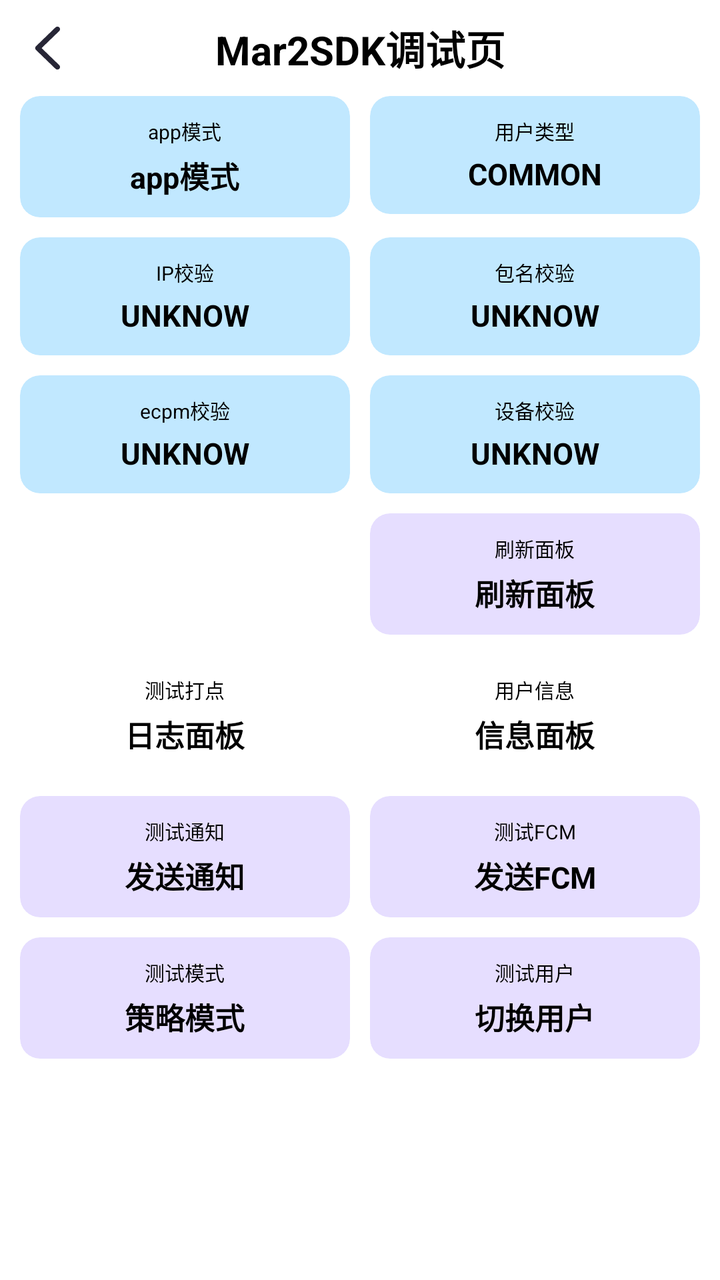
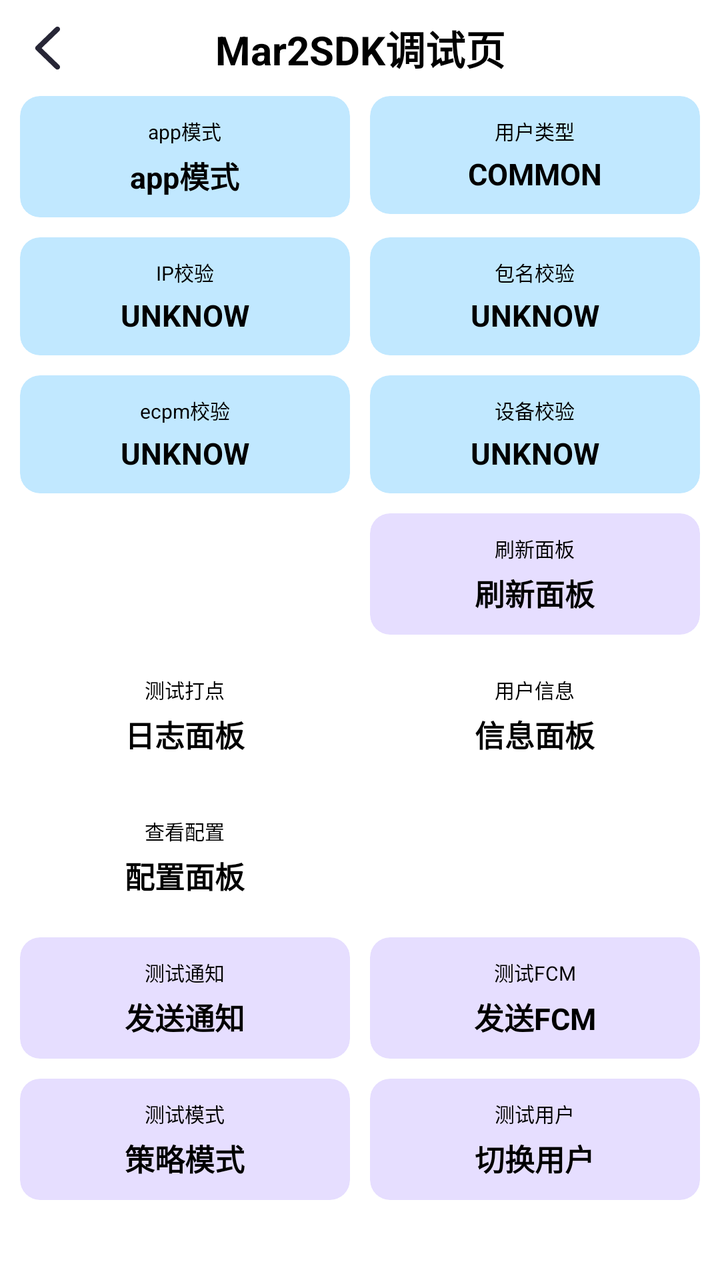

Before-and-after screenshots of an Android layout around one commit, followed by the original layout XML and the change that was made.
<!-- AndroidManifest.xml: another module's application theme Theme.Mar2SDK -->
<!-- res/layout/activity_debug.xml -->
<?xml version="1.0" encoding="utf-8"?>
<LinearLayout
    xmlns:android="http://schemas.android.com/apk/res/android"
    xmlns:app="http://schemas.android.com/apk/res-auto"
    xmlns:tools="http://schemas.android.com/tools"
    android:id="@+id/main"
    android:orientation="vertical"
    android:background="@android:color/background_light"
    android:layout_width="match_parent"
    android:layout_height="match_parent"
    tools:context=".DebugActivity">

    <FrameLayout
        android:layout_width="match_parent"
        android:layout_height="48dp">
        <TextView
            android:text="Mar2SDK调试页"
            android:textSize="20sp"
            android:textStyle="bold"
            android:textColor="@android:color/black"
            android:gravity="center"
            android:layout_width="match_parent"
            android:layout_height="48dp"/>
        <ImageView
            android:id="@+id/back"
            android:src="@drawable/back"
            android:padding="10dp"
            android:layout_width="48dp"
            android:layout_height="48dp"/>
    </FrameLayout>

    <LinearLayout
        android:orientation="horizontal"
        android:paddingHorizontal="10dp"
        android:layout_width="match_parent"
        android:layout_height="wrap_content">
        <androidx.cardview.widget.CardView
            app:cardCornerRadius="10dp"
            app:cardElevation="0dp"
            app:cardBackgroundColor="@android:color/system_accent1_100"
            android:layout_weight="1"
            android:layout_width="match_parent"
            android:layout_height="wrap_content">
            <LinearLayout
                android:padding="10dp"
                android:orientation="vertical"
                android:layout_width="match_parent"
                android:layout_height="match_parent">
                <TextView
                    android:text="app模式"
                    android:textColor="@android:color/black"
                    android:textSize="10sp"
                    android:gravity="center"
                    android:layout_width="match_parent"
                    android:layout_height="wrap_content"/>
                <TextView
                    android:id="@+id/app_mod"
                    android:layout_marginTop="4dp"
                    android:text="app模式"
                    android:textStyle="bold"
                    android:textColor="@android:color/black"
                    android:textSize="15sp"
                    android:gravity="center"
                    android:layout_width="match_parent"
                    android:layout_height="wrap_content"/>
            </LinearLayout>
        </androidx.cardview.widget.CardView>

        <View
            android:layout_width="10dp"
            android:layout_height="0dp"/>

        <androidx.cardview.widget.CardView
            app:cardCornerRadius="10dp"
            app:cardElevation="0dp"
            app:cardBackgroundColor="@android:color/system_accent1_100"
            android:layout_weight="1"
            android:layout_width="match_parent"
            android:layout_height="wrap_content">
            <LinearLayout
                android:padding="10dp"
                android:orientation="vertical"
                android:layout_width="match_parent"
                android:layout_height="match_parent">
                <TextView
                    android:text="用户类型"
                    android:textColor="@android:color/black"
                    android:textSize="10sp"
                    android:gravity="center"
                    android:layout_width="match_parent"
                    android:layout_height="wrap_content"/>
                <TextView
                    android:id="@+id/user_type"
                    android:layout_marginTop="4dp"
                    android:text="COMMON"
                    android:textStyle="bold"
                    android:textColor="@android:color/black"
                    android:textSize="15sp"
                    android:gravity="center"
                    android:layout_width="match_parent"
                    android:layout_height="wrap_content"/>
            </LinearLayout>
        </androidx.cardview.widget.CardView>
    </LinearLayout>

    <LinearLayout
        android:orientation="horizontal"
        android:layout_marginTop="10dp"
        android:paddingHorizontal="10dp"
        android:layout_width="match_parent"
        android:layout_height="wrap_content">
        <androidx.cardview.widget.CardView
            app:cardCornerRadius="10dp"
            app:cardElevation="0dp"
            app:cardBackgroundColor="@android:color/system_accent1_100"
            android:layout_weight="1"
            android:layout_width="match_parent"
            android:layout_height="wrap_content">
            <LinearLayout
                android:padding="10dp"
                android:orientation="vertical"
                android:layout_width="match_parent"
                android:layout_height="match_parent">
                <TextView
                    android:text="IP校验"
                    android:textColor="@android:color/black"
                    android:textSize="10sp"
                    android:gravity="center"
                    android:layout_width="match_parent"
                    android:layout_height="wrap_content"/>
                <TextView
                    android:id="@+id/risk_ip"
                    android:layout_marginTop="4dp"
                    android:text="UNKNOW"
                    android:textStyle="bold"
                    android:textColor="@android:color/black"
                    android:textSize="15sp"
                    android:gravity="center"
                    android:layout_width="match_parent"
                    android:layout_height="wrap_content"/>
            </LinearLayout>
        </androidx.cardview.widget.CardView>

        <View
            android:layout_width="10dp"
            android:layout_height="0dp"/>

        <androidx.cardview.widget.CardView
            app:cardCornerRadius="10dp"
            app:cardElevation="0dp"
            app:cardBackgroundColor="@android:color/system_accent1_100"
            android:layout_weight="1"
            android:layout_width="match_parent"
            android:layout_height="wrap_content">
            <LinearLayout
                android:padding="10dp"
                android:orientation="vertical"
                android:layout_width="match_parent"
                android:layout_height="match_parent">
                <TextView
                    android:text="包名校验"
                    android:textColor="@android:color/black"
                    android:textSize="10sp"
                    android:gravity="center"
                    android:layout_width="match_parent"
                    android:layout_height="wrap_content"/>
                <TextView
                    android:id="@+id/risk_package"
                    android:layout_marginTop="4dp"
                    android:text="UNKNOW"
                    android:textStyle="bold"
                    android:textColor="@android:color/black"
                    android:textSize="15sp"
                    android:gravity="center"
                    android:layout_width="match_parent"
                    android:layout_height="wrap_content"/>
            </LinearLayout>
        </androidx.cardview.widget.CardView>
    </LinearLayout>

    <LinearLayout
        android:orientation="horizontal"
        android:layout_marginTop="10dp"
        android:paddingHorizontal="10dp"
        android:layout_width="match_parent"
        android:layout_height="wrap_content">
        <androidx.cardview.widget.CardView
            app:cardCornerRadius="10dp"
            app:cardElevation="0dp"
            app:cardBackgroundColor="@android:color/system_accent1_100"
            android:layout_weight="1"
            android:layout_width="match_parent"
            android:layout_height="wrap_content">
            <LinearLayout
                android:padding="10dp"
                android:orientation="vertical"
                android:layout_width="match_parent"
                android:layout_height="match_parent">
                <TextView
                    android:text="ecpm校验"
                    android:textColor="@android:color/black"
                    android:textSize="10sp"
                    android:gravity="center"
                    android:layout_width="match_parent"
                    android:layout_height="wrap_content"/>
                <TextView
                    android:id="@+id/ecpm_type"
                    android:layout_marginTop="4dp"
                    android:text="UNKNOW"
                    android:textStyle="bold"
                    android:textColor="@android:color/black"
                    android:textSize="15sp"
                    android:gravity="center"
                    android:layout_width="match_parent"
                    android:layout_height="wrap_content"/>
            </LinearLayout>
        </androidx.cardview.widget.CardView>

        <View
            android:layout_width="10dp"
            android:layout_height="0dp"/>

        <androidx.cardview.widget.CardView
            app:cardCornerRadius="10dp"
            app:cardElevation="0dp"
            app:cardBackgroundColor="@android:color/system_accent1_100"
            android:layout_weight="1"
            android:layout_width="match_parent"
            android:layout_height="wrap_content">
            <LinearLayout
                android:padding="10dp"
                android:orientation="vertical"
                android:layout_width="match_parent"
                android:layout_height="match_parent">
                <TextView
                    android:text="设备校验"
                    android:textColor="@android:color/black"
                    android:textSize="10sp"
                    android:gravity="center"
                    android:layout_width="match_parent"
                    android:layout_height="wrap_content"/>
                <TextView
                    android:id="@+id/risk_device"
                    android:layout_marginTop="4dp"
                    android:text="UNKNOW"
                    android:textStyle="bold"
                    android:textColor="@android:color/black"
                    android:textSize="15sp"
                    android:gravity="center"
                    android:layout_width="match_parent"
                    android:layout_height="wrap_content"/>
            </LinearLayout>
        </androidx.cardview.widget.CardView>

    </LinearLayout>
    <LinearLayout
        android:orientation="horizontal"
        android:layout_marginTop="10dp"
        android:paddingHorizontal="10dp"
        android:layout_width="match_parent"
        android:layout_height="wrap_content">
        <androidx.cardview.widget.CardView
            android:visibility="invisible"
            app:cardCornerRadius="10dp"
            app:cardElevation="0dp"
            app:cardBackgroundColor="@android:color/system_accent1_100"
            android:layout_weight="1"
            android:layout_width="match_parent"
            android:layout_height="wrap_content">
            <LinearLayout
                android:padding="10dp"
                android:orientation="vertical"
                android:layout_width="match_parent"
                android:layout_height="match_parent">
                <TextView
                    android:text="ecpm校验"
                    android:textColor="@android:color/black"
                    android:textSize="10sp"
                    android:gravity="center"
                    android:layout_width="match_parent"
                    android:layout_height="wrap_content"/>
                <TextView
                    android:layout_marginTop="4dp"
                    android:text="广告策略"
                    android:textStyle="bold"
                    android:textColor="@android:color/black"
                    android:textSize="15sp"
                    android:gravity="center"
                    android:layout_width="match_parent"
                    android:layout_height="wrap_content"/>
            </LinearLayout>
        </androidx.cardview.widget.CardView>

        <View
            android:layout_width="10dp"
            android:layout_height="0dp"/>

        <androidx.cardview.widget.CardView
            android:id="@+id/refresh_btn"
            app:cardCornerRadius="10dp"
            app:cardElevation="0dp"
            app:cardBackgroundColor="@android:color/system_accent3_100"
            android:layout_weight="1"
            android:layout_width="match_parent"
            android:layout_height="wrap_content">
            <LinearLayout
                android:padding="10dp"
                android:orientation="vertical"
                android:layout_width="match_parent"
                android:layout_height="match_parent">
                <TextView
                    android:text="刷新面板"
                    android:textColor="@android:color/black"
                    android:textSize="10sp"
                    android:gravity="center"
                    android:layout_width="match_parent"
                    android:layout_height="wrap_content"/>
                <TextView
                    android:layout_marginTop="4dp"
                    android:text="刷新面板"
                    android:textStyle="bold"
                    android:textColor="@android:color/black"
                    android:textSize="15sp"
                    android:gravity="center"
                    android:layout_width="match_parent"
                    android:layout_height="wrap_content"/>
            </LinearLayout>
        </androidx.cardview.widget.CardView>

    </LinearLayout>
    <LinearLayout
        android:orientation="horizontal"
        android:layout_marginTop="10dp"
        android:paddingHorizontal="10dp"
        android:layout_width="match_parent"
        android:layout_height="wrap_content">
        <androidx.cardview.widget.CardView
            android:id="@+id/log_btn"
            app:cardCornerRadius="10dp"
            app:cardElevation="0dp"
            app:cardBackgroundColor="@android:color/system_error_100"
            android:layout_weight="1"
            android:layout_width="match_parent"
            android:layout_height="wrap_content">
            <LinearLayout
                android:padding="10dp"
                android:orientation="vertical"
                android:layout_width="match_parent"
                android:layout_height="match_parent">

                <TextView
                    android:layout_width="match_parent"
                    android:layout_height="wrap_content"
                    android:gravity="center"
                    android:text="测试打点"
                    android:textColor="@android:color/black"
                    android:textSize="10sp" />

                <TextView
                    android:layout_marginTop="4dp"
                    android:text="日志面板"
                    android:textStyle="bold"
                    android:textColor="@android:color/black"
                    android:textSize="15sp"
                    android:gravity="center"
                    android:layout_width="match_parent"
                    android:layout_height="wrap_content"/>
            </LinearLayout>
        </androidx.cardview.widget.CardView>

        <View
            android:layout_width="10dp"
            android:layout_height="0dp"/>

        <androidx.cardview.widget.CardView
            android:id="@+id/user_info_card"
            app:cardCornerRadius="10dp"
            app:cardElevation="0dp"
            app:cardBackgroundColor="@android:color/system_error_100"
            android:layout_weight="1"
            android:layout_width="match_parent"
            android:layout_height="wrap_content">
            <LinearLayout
                android:padding="10dp"
                android:orientation="vertical"
                android:layout_width="match_parent"
                android:layout_height="match_parent">

                <TextView
                    android:layout_width="match_parent"
                    android:layout_height="wrap_content"
                    android:gravity="center"
                    android:text="用户信息"
                    android:textColor="@android:color/black"
                    android:textSize="10sp" />

                <TextView
                    android:layout_marginTop="4dp"
                    android:text="信息面板"
                    android:textStyle="bold"
                    android:textColor="@android:color/black"
                    android:textSize="15sp"
                    android:gravity="center"
                    android:layout_width="match_parent"
                    android:layout_height="wrap_content"/>
            </LinearLayout>
        </androidx.cardview.widget.CardView>
    </LinearLayout>

    <LinearLayout
        android:orientation="horizontal"
        android:layout_marginTop="10dp"
        android:paddingHorizontal="10dp"
        android:layout_width="match_parent"
        android:layout_height="wrap_content">
        <androidx.cardview.widget.CardView
            android:id="@+id/send_notification"
            app:cardCornerRadius="10dp"
            app:cardElevation="0dp"
            app:cardBackgroundColor="@android:color/system_accent3_100"
            android:layout_weight="1"
            android:layout_width="match_parent"
            android:layout_height="wrap_content">
            <LinearLayout
                android:padding="10dp"
                android:orientation="vertical"
                android:layout_width="match_parent"
                android:layout_height="match_parent">
                <TextView
                    android:text="测试通知"
                    android:textColor="@android:color/black"
                    android:textSize="10sp"
                    android:gravity="center"
                    android:layout_width="match_parent"
                    android:layout_height="wrap_content"/>
                <TextView
                    android:layout_marginTop="4dp"
                    android:text="发送通知"
                    android:textStyle="bold"
                    android:textColor="@android:color/black"
                    android:textSize="15sp"
                    android:gravity="center"
                    android:layout_width="match_parent"
                    android:layout_height="wrap_content"/>
            </LinearLayout>
        </androidx.cardview.widget.CardView>

        <View
            android:layout_width="10dp"
            android:layout_height="0dp"/>

        <androidx.cardview.widget.CardView
            android:id="@+id/send_test_fcm"
            app:cardCornerRadius="10dp"
            app:cardElevation="0dp"
            app:cardBackgroundColor="@android:color/system_accent3_100"
            android:layout_weight="1"
            android:layout_width="match_parent"
            android:layout_height="wrap_content">
            <LinearLayout
                android:padding="10dp"
                android:orientation="vertical"
                android:layout_width="match_parent"
                android:layout_height="match_parent">

                <TextView
                    android:layout_width="match_parent"
                    android:layout_height="wrap_content"
                    android:gravity="center"
                    android:text="测试FCM"
                    android:textColor="@android:color/black"
                    android:textSize="10sp" />

                <TextView
                    android:layout_marginTop="4dp"
                    android:text="发送FCM"
                    android:textStyle="bold"
                    android:textColor="@android:color/black"
                    android:textSize="15sp"
                    android:gravity="center"
                    android:layout_width="match_parent"
                    android:layout_height="wrap_content"/>
            </LinearLayout>
        </androidx.cardview.widget.CardView>
    </LinearLayout>
    <LinearLayout
        android:orientation="horizontal"
        android:layout_marginTop="10dp"
        android:paddingHorizontal="10dp"
        android:layout_width="match_parent"
        android:layout_height="wrap_content">
        <androidx.cardview.widget.CardView
            android:id="@+id/change_test_mod"
            app:cardCornerRadius="10dp"
            app:cardElevation="0dp"
            app:cardBackgroundColor="@android:color/system_accent3_100"
            android:layout_weight="1"
            android:layout_width="match_parent"
            android:layout_height="wrap_content">
            <LinearLayout
                android:padding="10dp"
                android:orientation="vertical"
                android:layout_width="match_parent"
                android:layout_height="match_parent">
                <TextView
                    android:text="测试模式"
                    android:textColor="@android:color/black"
                    android:textSize="10sp"
                    android:gravity="center"
                    android:layout_width="match_parent"
                    android:layout_height="wrap_content"/>
                <TextView
                    android:id="@+id/test_mod_name"
                    android:layout_marginTop="4dp"
                    android:text="策略模式"
                    android:textStyle="bold"
                    android:textColor="@android:color/black"
                    android:textSize="15sp"
                    android:gravity="center"
                    android:layout_width="match_parent"
                    android:layout_height="wrap_content"/>
            </LinearLayout>
        </androidx.cardview.widget.CardView>

        <View
            android:layout_width="10dp"
            android:layout_height="0dp"/>

        <androidx.cardview.widget.CardView
            android:id="@+id/test_user"
            app:cardCornerRadius="10dp"
            app:cardElevation="0dp"
            app:cardBackgroundColor="@android:color/system_accent3_100"
            android:layout_weight="1"
            android:layout_width="match_parent"
            android:layout_height="wrap_content">
            <LinearLayout
                android:padding="10dp"
                android:orientation="vertical"
                android:layout_width="match_parent"
                android:layout_height="match_parent">

                <TextView
                    android:layout_width="match_parent"
                    android:layout_height="wrap_content"
                    android:gravity="center"
                    android:text="测试用户"
                    android:textColor="@android:color/black"
                    android:textSize="10sp" />

                <TextView
                    android:id="@+id/test_user_name"
                    android:layout_marginTop="4dp"
                    android:text="切换用户"
                    android:textStyle="bold"
                    android:textColor="@android:color/black"
                    android:textSize="15sp"
                    android:gravity="center"
                    android:layout_width="match_parent"
                    android:layout_height="wrap_content"/>
            </LinearLayout>
        </androidx.cardview.widget.CardView>
    </LinearLayout>


</LinearLayout>
<!-- resources referenced by this layout -->
<resources>
  <!-- drawable back (drawable) -->
  <vector xmlns:android="http://schemas.android.com/apk/res/android"
      android:width="200dp"
      android:height="200dp"
      android:viewportWidth="1024"
      android:viewportHeight="1024">
    <path
        android:pathData="M395.2,513.6l323.1,-312.4c19.1,-18.4 19.1,-48.3 0,-66.7 -19.1,-18.4 -49.9,-18.4 -69,0L291.8,480.3c-19.1,18.4 -19.1,48.3 0,66.7l357.6,345.7c9.5,9.2 22,13.8 34.5,13.8 12.5,0 25,-4.6 34.5,-13.8 19.1,-18.4 19.1,-48.2 0,-66.7L395.2,513.6z"
        android:fillColor="#272636"/>
  </vector>
  <style name="Theme.Mar2SDK" parent="Base.Theme.Mar2SDK" />
  <style name="Base.Theme.Mar2SDK" parent="Theme.Material3.DayNight.NoActionBar">
          
          
      </style>
</resources>

<!-- the commit's change to res/layout/activity_debug.xml (unified diff, before → after) -->
@@ -406,7 +406,6 @@
             </LinearLayout>
         </androidx.cardview.widget.CardView>
     </LinearLayout>
-
     <LinearLayout
         android:orientation="horizontal"
         android:layout_marginTop="10dp"
@@ -414,6 +413,85 @@
         android:layout_width="match_parent"
         android:layout_height="wrap_content">
         <androidx.cardview.widget.CardView
+            android:id="@+id/config_btn"
+            app:cardCornerRadius="10dp"
+            app:cardElevation="0dp"
+            app:cardBackgroundColor="@android:color/system_error_100"
+            android:layout_weight="1"
+            android:layout_width="match_parent"
+            android:layout_height="wrap_content">
+            <LinearLayout
+                android:padding="10dp"
+                android:orientation="vertical"
+                android:layout_width="match_parent"
+                android:layout_height="match_parent">
+
+                <TextView
+                    android:layout_width="match_parent"
+                    android:layout_height="wrap_content"
+                    android:gravity="center"
+                    android:text="查看配置"
+                    android:textColor="@android:color/black"
+                    android:textSize="10sp" />
+
+                <TextView
+                    android:layout_marginTop="4dp"
+                    android:text="配置面板"
+                    android:textStyle="bold"
+                    android:textColor="@android:color/black"
+                    android:textSize="15sp"
+                    android:gravity="center"
+                    android:layout_width="match_parent"
+                    android:layout_height="wrap_content"/>
+            </LinearLayout>
+        </androidx.cardview.widget.CardView>
+
+        <View
+            android:layout_width="10dp"
+            android:layout_height="0dp"/>
+
+        <androidx.cardview.widget.CardView
+            android:visibility="invisible"
+            app:cardCornerRadius="10dp"
+            app:cardElevation="0dp"
+            app:cardBackgroundColor="@android:color/system_error_100"
+            android:layout_weight="1"
+            android:layout_width="match_parent"
+            android:layout_height="wrap_content">
+            <LinearLayout
+                android:padding="10dp"
+                android:orientation="vertical"
+                android:layout_width="match_parent"
+                android:layout_height="match_parent">
+
+                <TextView
+                    android:layout_width="match_parent"
+                    android:layout_height="wrap_content"
+                    android:gravity="center"
+                    android:text="用户信息"
+                    android:textColor="@android:color/black"
+                    android:textSize="10sp" />
+
+                <TextView
+                    android:layout_marginTop="4dp"
+                    android:text="信息面板"
+                    android:textStyle="bold"
+                    android:textColor="@android:color/black"
+                    android:textSize="15sp"
+                    android:gravity="center"
+                    android:layout_width="match_parent"
+                    android:layout_height="wrap_content"/>
+            </LinearLayout>
+        </androidx.cardview.widget.CardView>
+    </LinearLayout>
+
+    <LinearLayout
+        android:orientation="horizontal"
+        android:layout_marginTop="10dp"
+        android:paddingHorizontal="10dp"
+        android:layout_width="match_parent"
+        android:layout_height="wrap_content">
+        <androidx.cardview.widget.CardView
             android:id="@+id/send_notification"
             app:cardCornerRadius="10dp"
             app:cardElevation="0dp"
